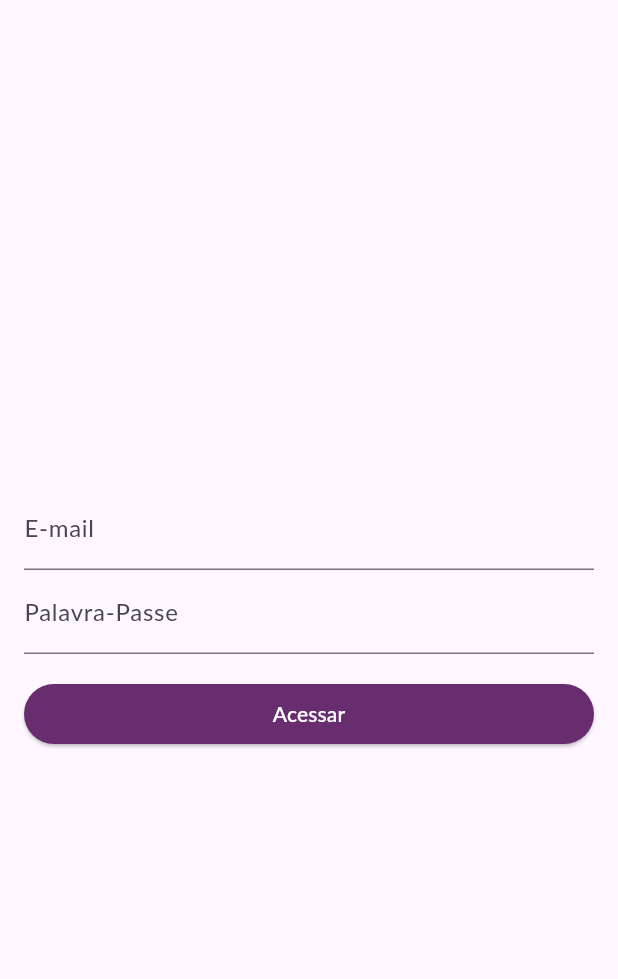
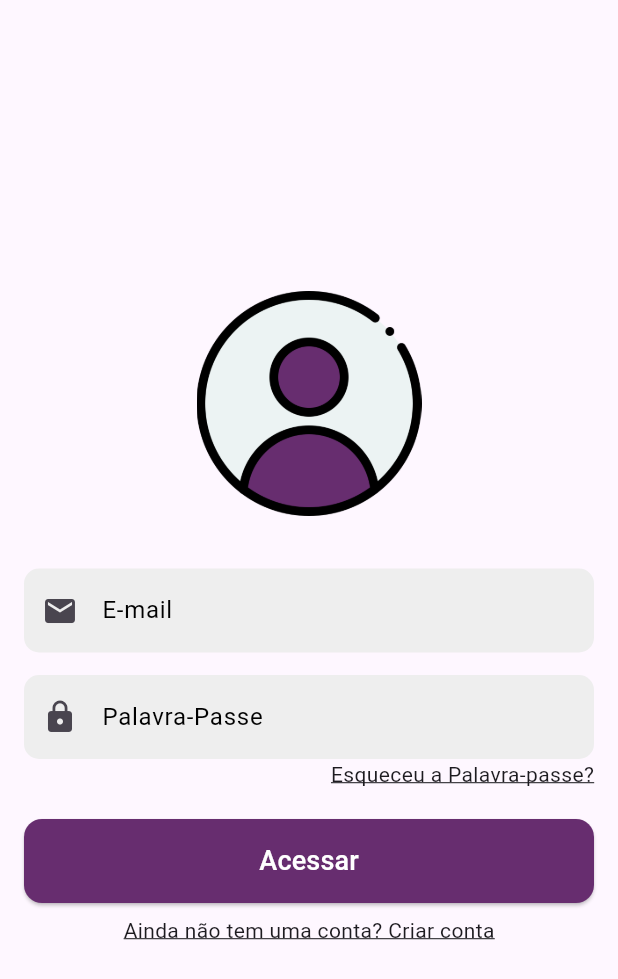
Before and after one commit to ZherriDev/ByMe_Flutter_APP, a Flutter app: the screen it shows after launch, after a tap on "Iniciar Sessão", on a phone screen of 412 x 824 dp. Shown: the top 979 px of the screen. Run offline on Flutter 3.47's test engine with Material 3 defaults, Android fonts, the phone set to English and light mode, and no system bars; Roboto replaces fonts that are missing (Lato).

Commit message:
Login Page

```diff
--- a/lib/pages/login_page.dart
+++ b/lib/pages/login_page.dart
@@ -2,43 +2,100 @@ import 'package:flutter/material.dart';
 
 class LoginPage extends StatelessWidget {
   const LoginPage({super.key});
-
+  static const TextStyle blackLabelStyle = TextStyle(color: Colors.black);
   final backgroundColor = const Color(0xFF672D6F);
 
   @override
   Widget build(BuildContext context) {
-    return Scaffold(
+    return MaterialApp(
+      debugShowCheckedModeBanner: false,
+      theme: ThemeData(
+        inputDecorationTheme: const InputDecorationTheme(
+          labelStyle: blackLabelStyle, // Hint text color
+        ),
+      ),
+      home: Scaffold(
         body: Center(
           child: SingleChildScrollView(
-          padding: EdgeInsets.all(16),
+            padding: const EdgeInsets.all(16),
             child: Column(
               crossAxisAlignment: CrossAxisAlignment.stretch,
               children: [
+                Image.asset(
+                  "assets/images/user.png",
+                  width: 150,
+                  height: 150,
+                ),
+                const SizedBox(height: 35),
                 TextFormField(
                   decoration: InputDecoration(
-                  label: Text('E-mail'),
+                    filled: true,
+                    fillColor: Colors.grey[200],
+                    prefixIcon: const Icon(Icons.email),
+                    label: const Text('E-mail'),
                     hintText: 'exemplo@gmail.com',
+                    border: OutlineInputBorder(
+                      borderSide: BorderSide.none,
+                      borderRadius: BorderRadius.circular(10),
                     ),
                   ),
+                ),
+                const SizedBox(height: 15),
                 TextFormField(
                   decoration: InputDecoration(
-                  label: Text('Palavra-Passe'),
+                    filled: true,
+                    fillColor: Colors.grey[200],
+                    prefixIcon: const Icon(Icons.lock),
+                    label: const Text('Palavra-Passe'),
                     hintText: 'Digite sua Palavra-Passe',
+                    border: OutlineInputBorder(
+                      borderSide: BorderSide.none,
+                      borderRadius: BorderRadius.circular(10),
                     ),
                   ),
-              SizedBox(
-                height: 16,
                 ),
+                Container(
+                  alignment: Alignment.centerRight,
+                  child: const Text(
+                    'Esqueceu a Palavra-passe?',
+                    style: TextStyle(decoration: TextDecoration.underline),
+                  ),
+                ),
+                const SizedBox(height: 20),
                 ElevatedButton(
                   onPressed: () {},
-                style: ElevatedButton.styleFrom(
-                  backgroundColor: backgroundColor,
-                  foregroundColor: Colors.white,
+                  style: ButtonStyle(
+                    padding: MaterialStateProperty.all<EdgeInsets>(
+                        const EdgeInsets.symmetric(
+                            vertical: 15, horizontal: 25)),
+                    foregroundColor:
+                        MaterialStateProperty.all<Color>(Colors.white),
+                    backgroundColor: MaterialStateProperty.all<Color>(
+                        const Color(0xff672D6F)),
+                    shape: MaterialStateProperty.all<RoundedRectangleBorder>(
+                      RoundedRectangleBorder(
+                        borderRadius: BorderRadius.circular(12.0),
+                      ),
+                    ),
+                  ),
+                  child: const Text('Acessar', style: TextStyle(fontSize: 18),),
+                ),
+                const SizedBox(height: 8,),
+                Container(
+                  alignment: Alignment.center,
+                  child: GestureDetector(
+                    onTap: (){
+                      Navigator.of(context).pushReplacementNamed('/register');
+                    },
+                    child: const Text(
+                      'Ainda não tem uma conta? Criar conta',
 
+                      style: TextStyle(decoration: TextDecoration.underline),
                     ),
-                child: Text('Acessar'),
+                  ),
                 ),
               ],
+            ),
           ),
         ),
       ),
--- a/pubspec.yaml
+++ b/pubspec.yaml
@@ -1,12 +1,12 @@
 name: byme_flutter_app
 description: "A new Flutter project."
 
-publish_to: 'none'
+publish_to: "none"
 
 version: 1.0.0+1
 
 environment:
-  sdk: '>=3.3.2 <4.0.0'
+  sdk: ">=3.3.2 <4.0.0"
 
 dependencies:
   flutter:
@@ -21,12 +21,12 @@ dev_dependencies:
   flutter_lints: ^3.0.0
 
 flutter:
-
   uses-material-design: true
 
   # To add assets to your application, add an assets section, like this:
   assets:
     - assets/images/byme_logo.jpg
+    - assets/images/user.png
 
   # An image asset can refer to one or more resolution-specific "variants", see
   # https://flutter.dev/assets-and-images/#resolution-aware
```
Also changed, not shown: assets/images/imagem_2024-04-19_162723601.png (added), assets/images/user.png (added). Lines whose indentation alone changed are shown as unchanged.
